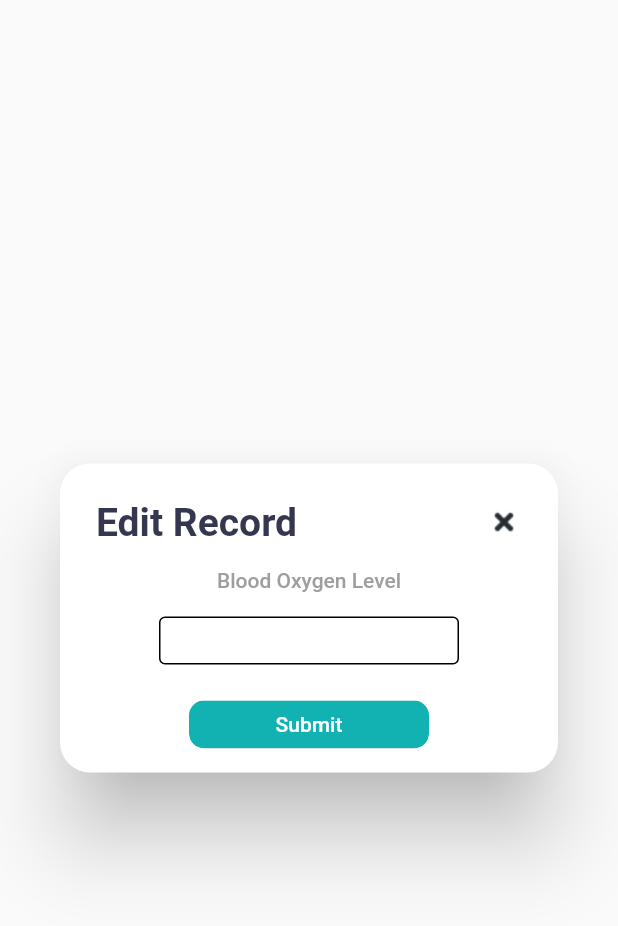
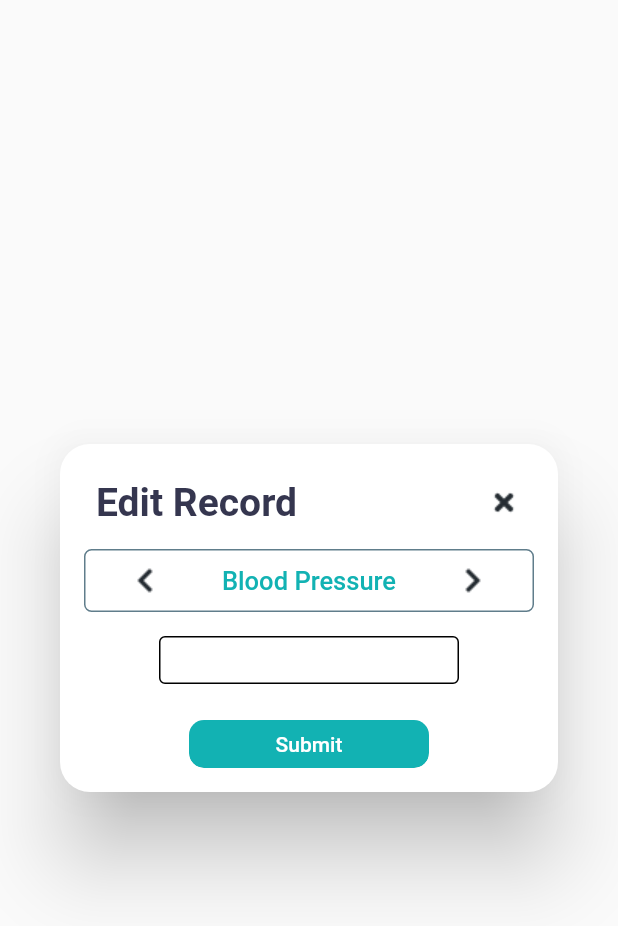
Before and after one commit to alan89251/ClinicPro, a Flutter app: the EditPatientRecordDialog widget shown alone on an empty page, opened directly, on a phone screen of 412 x 824 dp. Shown: the top 926 px of the screen. Run offline on Flutter 3.47's test engine with Material 2 defaults, Android fonts, the light colour scheme and no system bars; our stand-ins replace gap; missing offline and left inert: dart:ffi.

Commit message:
Change to use picker in edit patient record

```diff
--- a/lib/components/edit_patient_record_dialog.dart
+++ b/lib/components/edit_patient_record_dialog.dart
@@ -1,6 +1,7 @@
 import 'package:flutter/material.dart';
 
 import '../utils/app_styles.dart';
+import 'custom_picker.dart';
 
 class EditPatientRecordDialog extends StatefulWidget {
   const EditPatientRecordDialog({super.key});
@@ -43,10 +44,7 @@ class _EditPatientRecordDialogState extends State<EditPatientRecordDialog> {
       content: Wrap(
         alignment: WrapAlignment.center,
         children: [
-          Text(
-            'Blood Oxygen Level',
-            style: Styles.headlineStyle4,
-          ),
+          CustomPicker(options: ["Blood Pressure", "Blood Oxygen Level", "Respiratory Rate", "Heart Beat Rate"]),
           Container(
             width: 200,
             height: 32,
```
